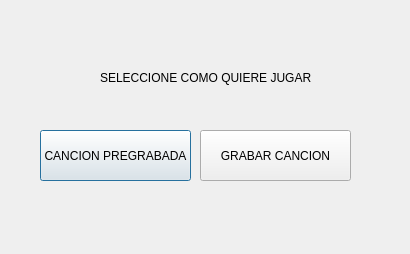
Before: the Qt Designer form GUILBass/forms/menujugar.ui in mgoyret/UTN_FRBA_INFO_II_2020_TPO_LASER-BASS, drawn with Qt 5.
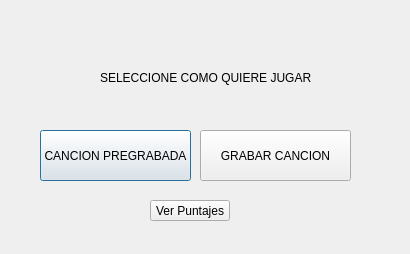
After: the same form once the commit is applied.

The edit to the form file:
```diff
--- a/GUILBass/forms/menujugar.ui
+++ b/GUILBass/forms/menujugar.ui
@@ -52,6 +52,19 @@
     <string>SELECCIONE COMO QUIERE JUGAR</string>
    </property>
   </widget>
+  <widget class="QPushButton" name="PBpuntajes">
+   <property name="geometry">
+    <rect>
+     <x>150</x>
+     <y>200</y>
+     <width>80</width>
+     <height>21</height>
+    </rect>
+   </property>
+   <property name="text">
+    <string>Ver Puntajes</string>
+   </property>
+  </widget>
  </widget>
  <resources/>
  <connections/>
```
